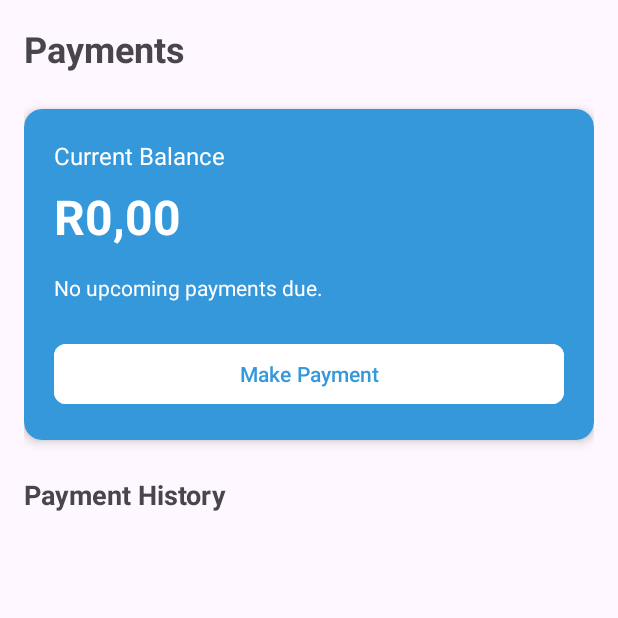
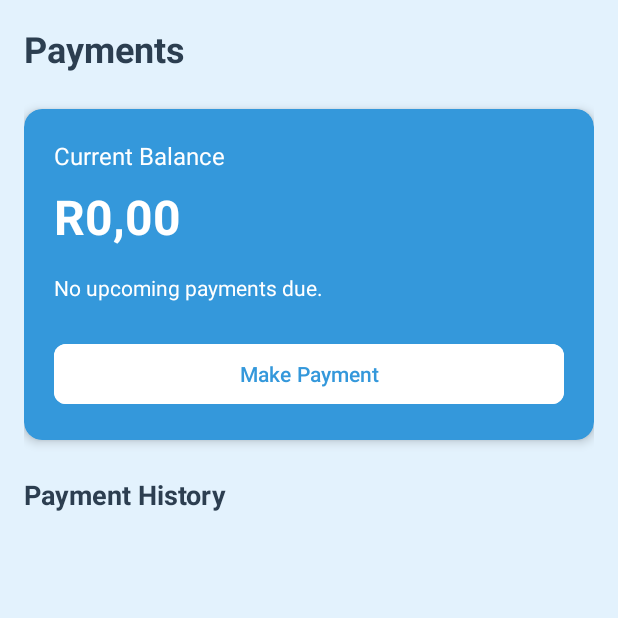
Before and after one commit to ST10438146/Creche-App, an Android app: the fragment PaymentsFragment shown on its own in the app's theme, on a phone screen of 412 x 824 dp, the top half of it. Run offline under Robolectric (Android 15) with nearby library versions, the phone set to English and light mode, and no system bars; our stand-ins replace Firebase (no records; nobody signed in at launch, a user with empty details on screens opened directly).

Commit message:
Feat: Implement PayFast payment integration
This commit introduces a complete payment flow using PayFast, replacing the previous mock implementation. It involves a new activity to handle the payment gateway's web interface and backend communication logic within the `PaymentsFragment`.

**Key Changes:**

**`PaymentsFragment.kt`:**
- **PayFast Integration:** The `makePayment` function now initiates a payment by calling a backend server (`http://10.0.2.2:5000/create-payfast-payment`) to get a signed PayFast payload.
- **OkHttp Client:** Uses `OkHttpClient` to communicate with the backend server.
- **WebView Redirection:** On receiving the signed payload, it constructs an auto-submitting HTML form and launches `WebViewPayActivity` to handle the payment process.
- **Progress Indicator:** A `ProgressBar` is now displayed while communicating with the payment server.
- **Result Handling:** Implemented `onActivityResult` to listen for the payment result from `WebViewPayActivity`.
- **Status Update:** On a successful payment (`payment_status == "success"`), it calls `updateFirestorePaymentStatus` to find the most recent "Pending" payment for the user and update its status to "Paid" in Firestore.

**`WebViewPayActivity.kt` (New File):**
- **New Activity:** A new activity to securely display the PayFast payment page in a `WebView`.
- **URL Interception:** The `WebViewClient` monitors the URL to detect redirection to `payment/success` or `payment/cancel` URLs.
- **Result Reporting:** Finishes and returns a result (`RESULT_SUCCESS` or `RESULT_FAILURE`) with the status to the calling fragment (`PaymentsFragment`).
- **UI:** Includes a `ProgressBar` that is visible while the page is loading.

**Layouts and Resources:**
- **`fragment_payments.xml`:**
    - A `ProgressBar` (`paymentProgressBar`) has been added to the main card to indicate when a payment is being initiated.
    - Minor UI tweaks, including text colors and default values.
- **`activity_webview_pay.xml` (New File):**
    - New layout containing a `WebView` to render the payment page and a `ProgressBar`.

**Configuration and Dependencies:**
- **`AndroidManifest.xml`:** Registered the new `WebViewPayActivity`.
- **`build.gradle.kts` & `libs.versions.toml`:** Added the `okhttp` dependency for making HTTP requests.

```diff
--- a/app/build.gradle.kts
+++ b/app/build.gradle.kts
@@ -78,4 +78,7 @@ dependencies {
     androidTestImplementation(libs.androidx.espresso.core)
 
     implementation(libs.gson)
+
+    implementation(libs.okhttp)
+
 }
--- a/app/src/main/AndroidManifest.xml
+++ b/app/src/main/AndroidManifest.xml
@@ -24,6 +24,9 @@
         android:supportsRtl="true"
         android:theme="@style/Theme.CrecheManagementApp"
         tools:targetApi="31">
+        <activity
+            android:name=".WebViewPayActivity"
+            android:exported="false" />
         <activity
             android:name=".AttendanceManagementActivity"
             android:exported="false" />
--- a/app/src/main/res/layout/fragment_payments.xml
+++ b/app/src/main/res/layout/fragment_payments.xml
@@ -3,20 +3,26 @@
     xmlns:app="http://schemas.android.com/apk/res-auto"
     android:layout_width="match_parent"
     android:layout_height="match_parent"
-    android:fillViewport="true">
+    android:fillViewport="true"
+    android:background="@color/background_light">
+
     <LinearLayout
         android:layout_width="match_parent"
         android:layout_height="wrap_content"
         android:orientation="vertical"
         android:padding="16dp">
+
         <!-- Header -->
         <TextView
+            android:id="@+id/tvPaymentsHeader"
             android:layout_width="wrap_content"
             android:layout_height="wrap_content"
             android:text="Payments"
             android:textSize="24sp"
             android:textStyle="bold"
-            android:layout_marginBottom="24dp" />
+            android:layout_marginBottom="24dp"
+            android:textColor="@color/text_primary" />
+
         <!-- Balance Card -->
         <androidx.cardview.widget.CardView
             android:layout_width="match_parent"
@@ -25,11 +31,13 @@
             app:cardCornerRadius="12dp"
             app:cardElevation="4dp"
             app:cardBackgroundColor="@color/primary_color">
+
             <LinearLayout
                 android:layout_width="match_parent"
                 android:layout_height="wrap_content"
                 android:orientation="vertical"
                 android:padding="20dp">
+
                 <TextView
                     android:layout_width="wrap_content"
                     android:layout_height="wrap_content"
@@ -37,22 +45,25 @@
                     android:textColor="@color/white"
                     android:textSize="16sp"
                     android:layout_marginBottom="8dp" />
+
                 <TextView
                     android:id="@+id/tvCurrentBalance"
                     android:layout_width="wrap_content"
                     android:layout_height="wrap_content"
-                    android:text="R 1,250.00"
+                    android:text="R 0.00"
                     android:textColor="@color/white"
                     android:textSize="32sp"
-                    android:textStyle="bold" /> <!-- This line was cut off, completed with "bold" -->
+                    android:textStyle="bold" />
+
                 <TextView
                     android:id="@+id/tvNextPaymentDue"
                     android:layout_width="wrap_content"
                     android:layout_height="wrap_content"
-                    android:text="Next payment due: July 1, 2025"
+                    android:text="Next payment due: --"
                     android:textColor="@color/white"
                     android:textSize="14sp"
                     android:layout_marginTop="16dp" />
+
                 <Button
                     android:id="@+id/btnMakePayment"
                     android:layout_width="match_parent"
@@ -62,6 +73,18 @@
                     android:textColor="@color/primary_color"
                     android:layout_marginTop="24dp"
                     app:cornerRadius="8dp" />
+
+                <!-- ProgressBar shown during payment creation -->
+                <ProgressBar
+                    android:id="@+id/paymentProgressBar"
+                    style="?android:attr/progressBarStyleLarge"
+                    android:layout_width="wrap_content"
+                    android:layout_height="wrap_content"
+                    android:layout_gravity="center"
+                    android:visibility="gone"
+                    android:layout_marginTop="12dp"
+                    android:layout_marginBottom="12dp"
+                    android:indeterminateTint="@color/white" />
             </LinearLayout>
         </androidx.cardview.widget.CardView>
 
@@ -72,7 +95,8 @@
             android:text="Payment History"
             android:textSize="18sp"
             android:textStyle="bold"
-            android:layout_marginBottom="16dp" />
+            android:layout_marginBottom="16dp"
+            android:textColor="@color/text_primary" />
 
         <!-- Payment History List (RecyclerView) -->
         <androidx.recyclerview.widget.RecyclerView
@@ -81,5 +105,6 @@
             android:layout_height="wrap_content"
             android:nestedScrollingEnabled="false"
             android:minHeight="100dp" />
+
     </LinearLayout>
 </ScrollView>
--- a/gradle/libs.versions.toml
+++ b/gradle/libs.versions.toml
@@ -30,6 +30,7 @@ firebaseAuth = "23.2.1"
 firebaseDatabase = "21.0.0"
 firebaseFirestoreKtx = "25.1.4"
 firebaseInappmessaging = "21.0.2"
+okhttp = "5.2.1"
 
 [libraries]
 gson = { module = "com.google.code.gson:gson", version.ref = "gson" }
@@ -58,6 +59,7 @@ firebase-auth = { group = "com.google.firebase", name = "firebase-auth", version
 firebase-database = { group = "com.google.firebase", name = "firebase-database", version.ref = "firebaseDatabase" }
 firebase-firestore-ktx = { group = "com.google.firebase", name = "firebase-firestore-ktx", version.ref = "firebaseFirestoreKtx" }
 firebase-inappmessaging = { group = "com.google.firebase", name = "firebase-inappmessaging", version.ref = "firebaseInappmessaging" }
+okhttp = { module = "com.squareup.okhttp3:okhttp", version.ref = "okhttp" }
 
 [plugins]
 android-application = { id = "com.android.application", version.ref = "agp" }
```
Also changed, not shown: app/src/main/java/vcmsa/projects/crechemanagementapp/PaymentsFragment.kt (+147 -20 lines), app/src/main/java/vcmsa/projects/crechemanagementapp/WebViewPayActivity.kt (added, +98 -0 lines), app/src/main/res/layout/activity_webview_pay.xml (added, +19 -0 lines).
